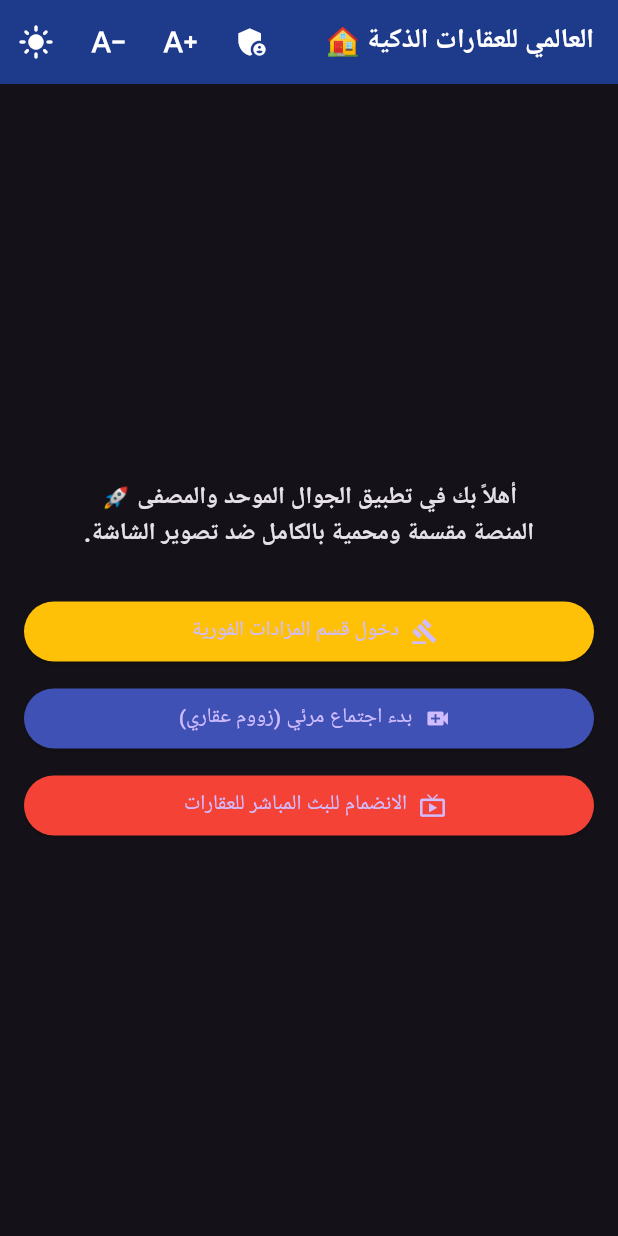
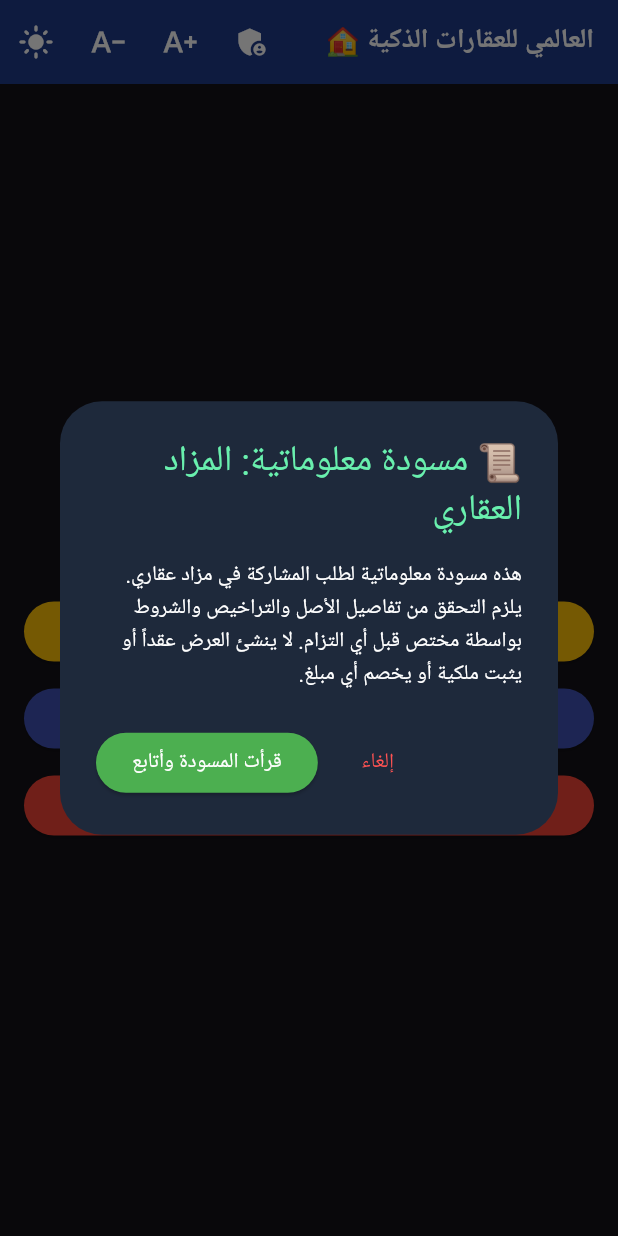
Before and after one commit to vipluxuryselections-maker/alalami-aqaratcom, a Flutter app: the screen it shows after launch, after a tap on "دخول قسم المزادات الفورية", on a phone screen of 412 x 824 dp. Run offline on Flutter 3.47's test engine with Material 3 defaults, Android fonts, the phone set to English and light mode, and no system bars; Roboto replaces fonts that are missing (Cairo).

Commit message:
Add mobile contract draft dialog
Co-authored-by: Copilot <223556219+Copilot@users.noreply.github.com>

```diff
--- a/lib/main.dart
+++ b/lib/main.dart
@@ -51,7 +51,7 @@ class _AlAlamiAqaratAppState extends State<AlAlamiAqaratApp> {
   }
 }
 
-class AppHomeScreen extends StatelessWidget {
+class AppHomeScreen extends StatefulWidget {
   final bool isDarkMode;
   final ValueChanged<bool> onThemeChanged;
   final double fontScale;
@@ -66,6 +66,69 @@ class AppHomeScreen extends StatelessWidget {
   });
 
   @override
+  State<AppHomeScreen> createState() => _AppHomeScreenState();
+}
+
+class _AppHomeScreenState extends State<AppHomeScreen> {
+  Future<void> showContractDialog(
+    BuildContext context,
+    String assetName,
+    String contractDetails,
+  ) async {
+    final continueToPortal = await showDialog<bool>(
+      context: context,
+      barrierDismissible: false,
+      builder: (dialogContext) => Directionality(
+        textDirection: TextDirection.rtl,
+        child: AlertDialog(
+          backgroundColor: const Color(0xFF1E293B),
+          title: Text(
+            '📜 مسودة معلوماتية: $assetName',
+            style: const TextStyle(color: Colors.greenAccent),
+          ),
+          content: SingleChildScrollView(
+            child: Text(
+              contractDetails,
+              style: const TextStyle(
+                fontSize: 14,
+                color: Colors.white,
+                height: 1.5,
+              ),
+            ),
+          ),
+          actions: [
+            TextButton(
+              style: TextButton.styleFrom(foregroundColor: Colors.redAccent),
+              onPressed: () => Navigator.of(dialogContext).pop(false),
+              child: const Text('إلغاء'),
+            ),
+            ElevatedButton(
+              style: ElevatedButton.styleFrom(
+                backgroundColor: Colors.green,
+                foregroundColor: Colors.white,
+              ),
+              onPressed: () => Navigator.of(dialogContext).pop(true),
+              child: const Text('قرأت المسودة وأتابع'),
+            ),
+          ],
+        ),
+      ),
+    );
+
+    if (!context.mounted || continueToPortal != true) {
+      return;
+    }
+
+    ScaffoldMessenger.of(context).showSnackBar(
+      const SnackBar(
+        content: Text(
+          'تم اختيار متابعة العرض فقط. لم يتم توقيع عقد أو دفع مبلغ أو قفل صفقة.',
+        ),
+      ),
+    );
+  }
+
+  @override
   Widget build(BuildContext context) {
     return Scaffold(
       appBar: AppBar(
@@ -74,7 +137,7 @@ class AppHomeScreen extends StatelessWidget {
           'العالمي للعقارات الذكية 🏠',
           style: TextStyle(
             fontWeight: FontWeight.bold,
-            fontSize: 18 * fontScale,
+            fontSize: 18 * widget.fontScale,
             color: Colors.white,
           ),
         ),
@@ -90,22 +153,22 @@ class AppHomeScreen extends StatelessWidget {
           ),
           IconButton(
             icon: const Icon(Icons.text_increase, color: Colors.white),
-            onPressed: () => onFontScaleChanged(
-              fontScale + 0.1 <= 1.4 ? fontScale + 0.1 : 1.4,
+            onPressed: () => widget.onFontScaleChanged(
+              widget.fontScale + 0.1 <= 1.4 ? widget.fontScale + 0.1 : 1.4,
             ),
           ),
           IconButton(
             icon: const Icon(Icons.text_decrease, color: Colors.white),
-            onPressed: () => onFontScaleChanged(
-              fontScale - 0.1 >= 0.8 ? fontScale - 0.1 : 0.8,
+            onPressed: () => widget.onFontScaleChanged(
+              widget.fontScale - 0.1 >= 0.8 ? widget.fontScale - 0.1 : 0.8,
             ),
           ),
           IconButton(
             icon: Icon(
-              isDarkMode ? Icons.light_mode : Icons.dark_mode,
+              widget.isDarkMode ? Icons.light_mode : Icons.dark_mode,
               color: Colors.white,
             ),
-            onPressed: () => onThemeChanged(!isDarkMode),
+            onPressed: () => widget.onThemeChanged(!widget.isDarkMode),
           ),
         ],
       ),
@@ -118,7 +181,7 @@ class AppHomeScreen extends StatelessWidget {
             Text(
               'أهلاً بك في تطبيق الجوال الموحد والمصفى 🚀\nالمنصة مقسمة ومحمية بالكامل ضد تصوير الشاشة.',
               style: TextStyle(
-                fontSize: 16 * fontScale,
+                fontSize: 16 * widget.fontScale,
                 fontWeight: FontWeight.bold,
               ),
               textAlign: TextAlign.center,
@@ -126,21 +189,38 @@ class AppHomeScreen extends StatelessWidget {
             const SizedBox(height: 30),
             // أزرار محاكاة الأقسام الأربعة الكبرى تفاعلياً
             ElevatedButton.icon(
-              onPressed: () {},
+              onPressed: () => showContractDialog(
+                context,
+                'المزاد العقاري',
+                'هذه مسودة معلوماتية لطلب المشاركة في مزاد عقاري. '
+                    'يلزم التحقق من تفاصيل الأصل والتراخيص والشروط بواسطة مختص قبل أي التزام. '
+                    'لا ينشئ العرض عقداً أو يثبت ملكية أو يخصم أي مبلغ.',
+              ),
               icon: const Icon(Icons.gavel),
               label: const Text('دخول قسم المزادات الفورية'),
               style: ElevatedButton.styleFrom(backgroundColor: Colors.amber),
             ),
             const SizedBox(height: 10),
             ElevatedButton.icon(
-              onPressed: () {},
+              onPressed: () => showContractDialog(
+                context,
+                'الاجتماع المرئي العقاري',
+                'هذا ملخص معلوماتي لطلب اجتماع لمناقشة أصل عقاري. '
+                    'لا يمثل عقد وساطة أو تفويضاً، ولا يشارك بيانات خاصة أو ينشئ اجتماعاً فعلياً.',
+              ),
               icon: const Icon(Icons.video_call),
               label: const Text('بدء اجتماع مرئي (زووم عقاري)'),
               style: ElevatedButton.styleFrom(backgroundColor: Colors.indigo),
             ),
             const SizedBox(height: 10),
             ElevatedButton.icon(
-              onPressed: () {},
+              onPressed: () => showContractDialog(
+                context,
+                'البث المباشر للعقارات',
+                'هذا ملخص معلوماتي لطلب الانضمام إلى بث عقاري. '
+                    'تخضع معلومات الأصل وأي متطلبات نظامية لمراجعة مستقلة. '
+                    'المتابعة لا تعني اعتماداً أو توقيعاً أو فتح قناة تواصل.',
+              ),
               icon: const Icon(Icons.live_tv),
               label: const Text('الانضمام للبث المباشر للعقارات'),
               style: ElevatedButton.styleFrom(backgroundColor: Colors.red),
```
Also changed, not shown: 1 other file.
